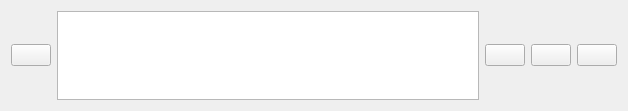
Before: the Qt Designer form copypastecell.ui in bytesByHarsh/multiCopyPaste, drawn with Qt 5.
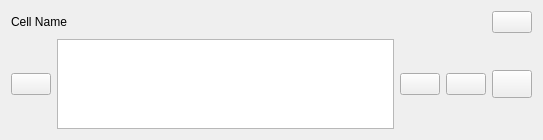
After: the same form once the commit is applied.

Commit message: Cell name and edit button added

```diff
--- a/copypastecell.ui
+++ b/copypastecell.ui
@@ -6,8 +6,8 @@
    <rect>
     <x>0</x>
     <y>0</y>
-    <width>628</width>
-    <height>111</height>
+    <width>543</width>
+    <height>140</height>
    </rect>
   </property>
   <property name="sizePolicy">
@@ -19,9 +19,49 @@
   <property name="windowTitle">
    <string>Form</string>
   </property>
-  <layout class="QVBoxLayout" name="verticalLayout">
+  <layout class="QVBoxLayout" name="verticalLayout" stretch="1,0">
    <item>
-    <layout class="QHBoxLayout" name="horizontalLayout">
+    <layout class="QHBoxLayout" name="horizontalLayout_2" stretch="1,0,0">
+     <property name="spacing">
+      <number>7</number>
+     </property>
+     <property name="sizeConstraint">
+      <enum>QLayout::SetMaximumSize</enum>
+     </property>
+     <property name="bottomMargin">
+      <number>0</number>
+     </property>
+     <item>
+      <widget class="QLabel" name="cellLabel">
+       <property name="text">
+        <string>Cell Name</string>
+       </property>
+      </widget>
+     </item>
+     <item>
+      <spacer name="horizontalSpacer">
+       <property name="orientation">
+        <enum>Qt::Horizontal</enum>
+       </property>
+       <property name="sizeHint" stdset="0">
+        <size>
+         <width>40</width>
+         <height>20</height>
+        </size>
+       </property>
+      </spacer>
+     </item>
+     <item>
+      <widget class="QPushButton" name="editLabelButton">
+       <property name="text">
+        <string/>
+       </property>
+      </widget>
+     </item>
+    </layout>
+   </item>
+   <item>
+    <layout class="QHBoxLayout" name="horizontalLayout" stretch="0,0,0,0,0">
      <item>
       <widget class="QPushButton" name="pasteButton">
        <property name="cursor">
@@ -49,6 +89,17 @@
      </item>
      <item>
       <widget class="QTextEdit" name="textEdit">
+       <property name="minimumSize">
+        <size>
+         <width>0</width>
+         <height>70</height>
+        </size>
+       </property>
+       <property name="font">
+        <font>
+         <pointsize>10</pointsize>
+        </font>
+       </property>
        <property name="toolTip">
         <string extracomment="Add Text Here"/>
        </property>
@@ -85,6 +136,12 @@
      </item>
      <item>
       <widget class="QPushButton" name="deleteButton">
+       <property name="minimumSize">
+        <size>
+         <width>0</width>
+         <height>28</height>
+        </size>
+       </property>
        <property name="statusTip">
         <string>Delete this cell</string>
        </property>
```
The commit also changes 3 other files.
